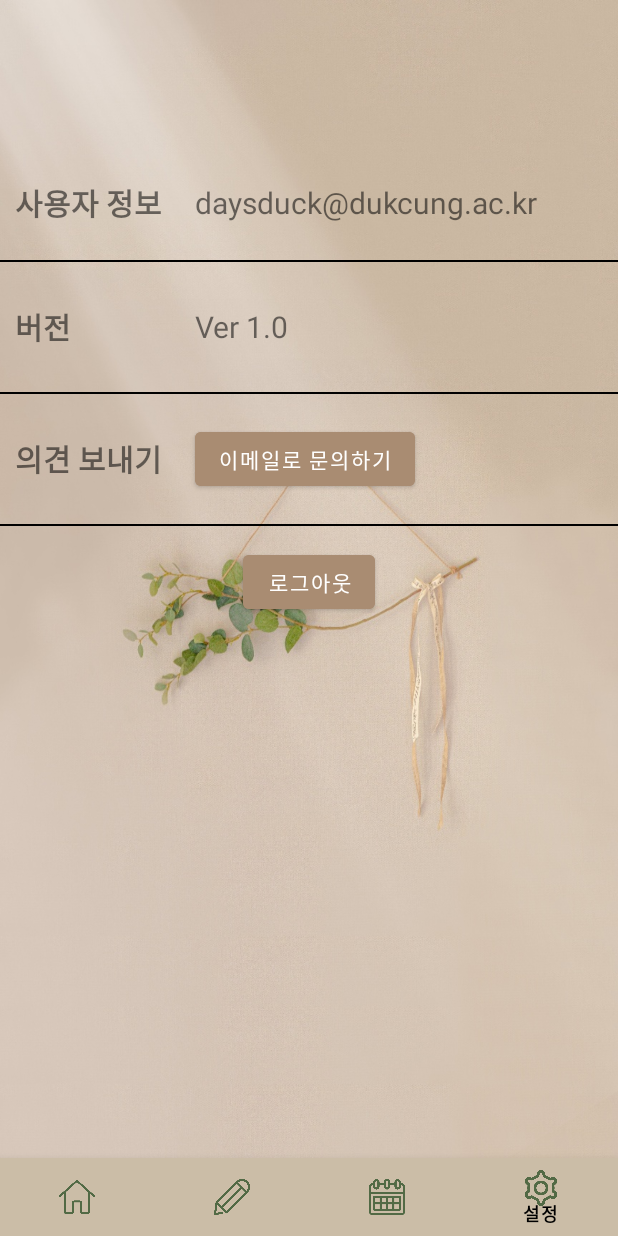
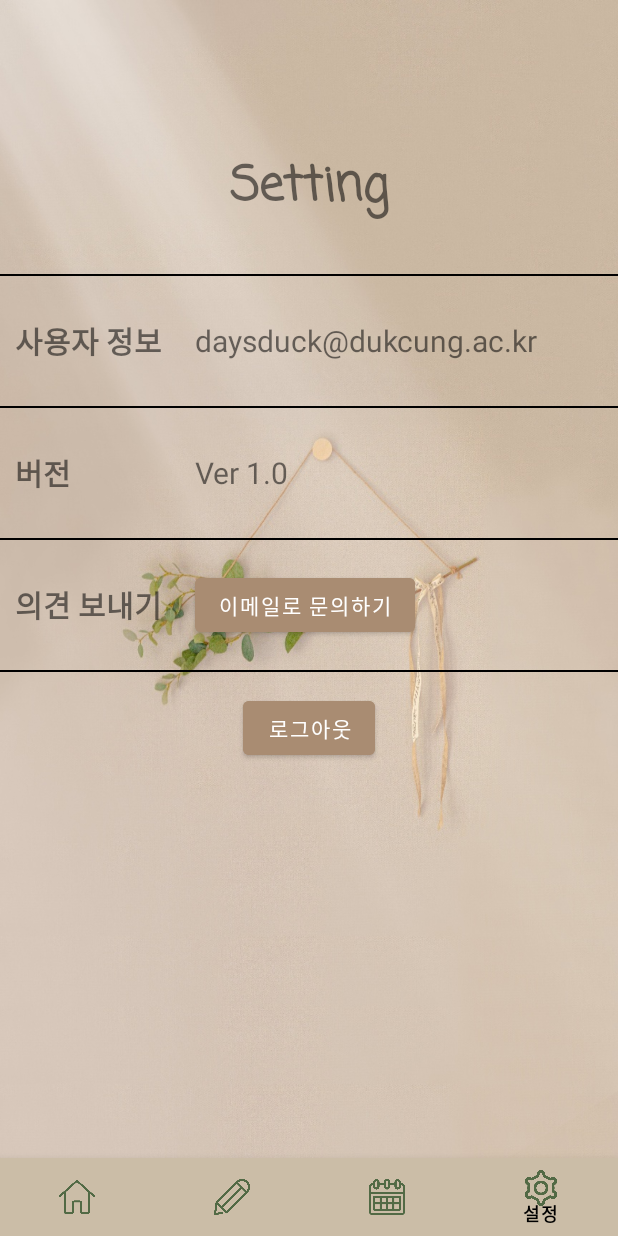
Before and after one commit to Vector1331/SoftwareEngineering, an Android app: the screen it shows after launch (MainActivity), item 4 of the bottom bar chosen, on a phone screen of 412 x 824 dp. Run offline under Robolectric (Android 15) with nearby library versions, the phone set to English and light mode, and no system bars; libraries missing offline, so code that uses them is left out: com.prolificinteractive.materialcalendarview; 1 statement that could not run was skipped.

Commit message:
Calendar design

```diff
--- a/daysDuk/app/src/main/java/com/example/daysduk/HomeFragment.java
+++ b/daysDuk/app/src/main/java/com/example/daysduk/HomeFragment.java
@@ -30,7 +30,7 @@ public class HomeFragment extends Fragment {
     ContentsAdapter adapter;
     ArrayList<PostItem> postList;
 
-    private static final String BASE_URL = "http://192.168.219.104:8000/api/";
+    private static final String BASE_URL = "http://192.168.35.114:8000/api/";
     private MyAPI mMyAPI;
 
     String diary_weather = "1"; //default값
--- a/daysDuk/app/src/main/java/com/example/daysduk/SelectedDayDecorator.java
+++ b/daysDuk/app/src/main/java/com/example/daysduk/SelectedDayDecorator.java
@@ -30,7 +30,10 @@ public class SelectedDayDecorator implements DayViewDecorator {
     public void decorate(DayViewFacade dayViewFacade) {
         dayViewFacade.addSpan(new StyleSpan(Typeface.BOLD));
         dayViewFacade.addSpan(new RelativeSizeSpan(1.3f));
-        dayViewFacade.addSpan(new ForegroundColorSpan(Color.GREEN));
+        dayViewFacade.addSpan(new ForegroundColorSpan(Color.YELLOW));
+
+
+
 
     }
 
--- a/daysDuk/app/src/main/java/com/example/daysduk/WriteFragment.java
+++ b/daysDuk/app/src/main/java/com/example/daysduk/WriteFragment.java
@@ -72,7 +72,7 @@ public class WriteFragment extends Fragment {
     int picked_weather;
 
     private MyAPI mMyAPI;
-    public static final String BASE_URL = "http://192.168.219.103:8000/";
+    public static final String BASE_URL = "http://192.168.35.114:8000/";
     public final String TAG = getClass().getSimpleName();
     //post요청을 위한 필드변수 선언
     String diary_weather = "1"; //default값
--- a/daysDuk/app/src/main/res/layout/fragment_calendar.xml
+++ b/daysDuk/app/src/main/res/layout/fragment_calendar.xml
@@ -25,13 +25,15 @@
         android:id="@+id/calendar_view"
         app:mcv_selectionColor="@color/checked"
         app:mcv_showOtherDates="defaults"
-        android:layout_marginTop="30dp" />
+        android:layout_marginTop="30dp"
+        android:background="#33FFFFFF"/>
 
     <LinearLayout
         android:layout_width="wrap_content"
         android:layout_height="wrap_content"
         android:orientation="horizontal"
-        android:layout_gravity="center">
+        android:layout_gravity="center"
+        android:paddingTop="30dp">
 
         <TextView
             android:id="@+id/cal_year"
--- a/daysDuk/app/src/main/res/layout/fragment_setting.xml
+++ b/daysDuk/app/src/main/res/layout/fragment_setting.xml
@@ -3,20 +3,37 @@
     xmlns:android="http://schemas.android.com/apk/res/android"
     android:layout_width="match_parent"
     android:layout_height="match_parent"
+    xmlns:app="http://schemas.android.com/apk/res-auto"
     android:background="@drawable/back"
     android:orientation="vertical"
     tools:context=".SettingFragment">
 
+    <TextView
+        android:layout_width="match_parent"
+        android:layout_height="wrap_content"
+        android:gravity="center"
+        android:text="Setting"
+        android:textSize="32dp"
+        android:paddingTop="100dp"
+        android:paddingBottom="30dp"
+        android:textStyle="bold"
+        app:fontFamily="casual"
+        />
+    <View
+        android:layout_width="match_parent"
+        android:layout_height="2px"
+        android:layout_marginTop="3dp"
+        android:layout_marginBottom="3dp"
+        android:background="@color/black"/>
 
     <LinearLayout
         android:layout_width="match_parent"
-        android:layout_height="70dp"
+        android:layout_height="80dp"
         android:orientation="horizontal"
-
-        android:layout_marginTop="100dp"
         android:layout_marginLeft="10dp"
 
         android:gravity="center_vertical">
+
 
         <TextView
             android:layout_width="120dp"
```
